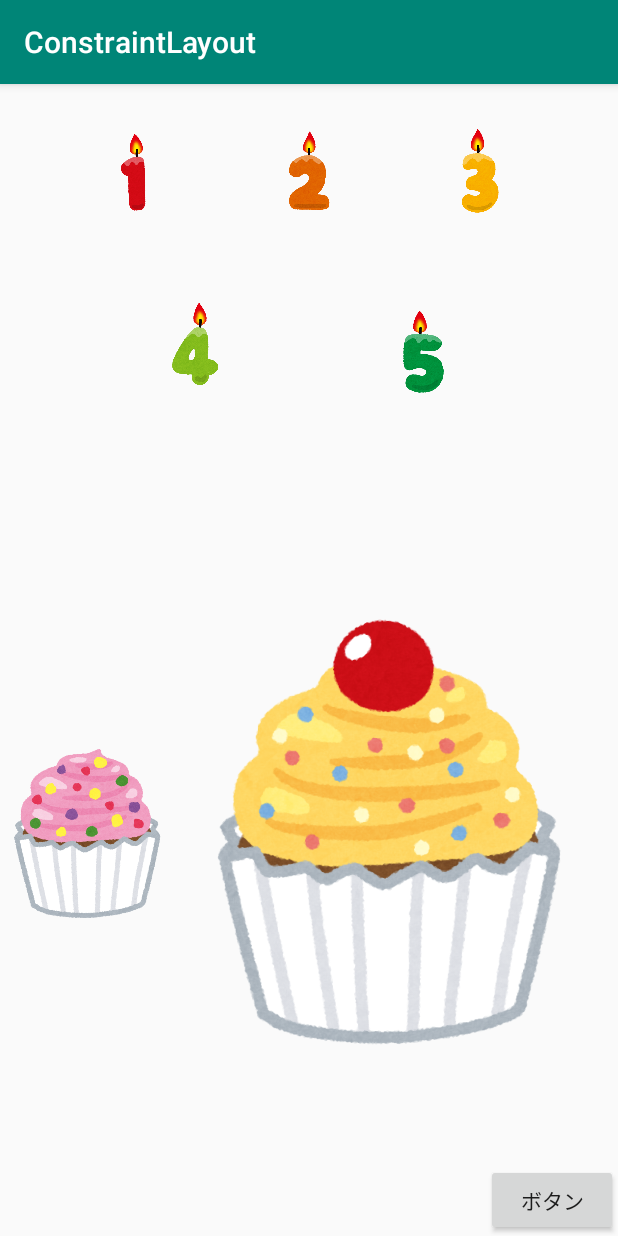
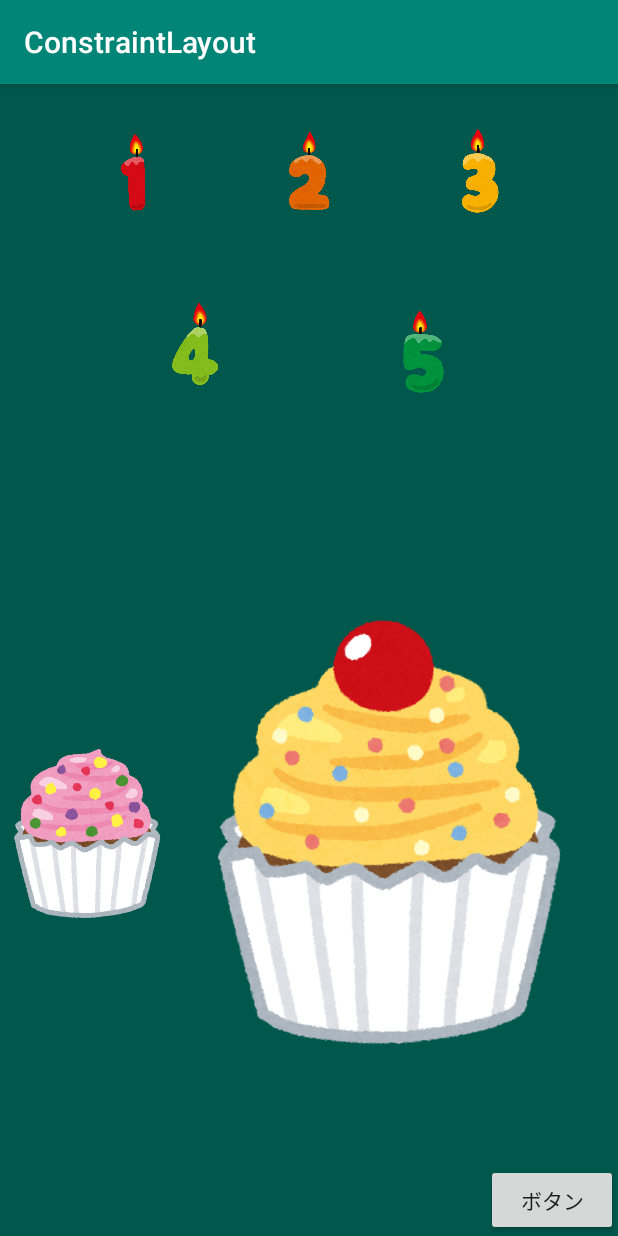
Before and after one commit to pii-programmer/trainningConstraintLayout, an Android app: the MainActivity screen opened directly, with no data from a screen before it, on a phone screen of 412 x 824 dp. Run offline under Robolectric (Android 15) with nearby library versions, the phone set to English and light mode, and no system bars.

Commit message:
request constraintlayout

```diff
--- a/app/src/main/res/layout/activity_main.xml
+++ b/app/src/main/res/layout/activity_main.xml
@@ -4,6 +4,7 @@
     xmlns:tools="http://schemas.android.com/tools"
     android:layout_width="match_parent"
     android:layout_height="match_parent"
+    android:background="@color/colorPrimaryDark"
     tools:context=".MainActivity">
 
 
@@ -12,110 +13,114 @@
         android:layout_width="wrap_content"
         android:layout_height="wrap_content"
         android:orientation="horizontal"
-        app:layout_constraintGuide_percent="0.3"/>
+        android:visibility="invisible"
+        app:layout_constraintGuide_percent="0.3" />
 
     <androidx.constraintlayout.widget.Guideline
         android:id="@+id/guideline015"
         android:layout_width="wrap_content"
         android:layout_height="wrap_content"
         android:orientation="horizontal"
-        app:layout_constraintGuide_percent="0.15"/>
+        android:visibility="invisible"
+        app:layout_constraintGuide_percent="0.15"
+        />
 
     <androidx.constraintlayout.widget.Guideline
         android:id="@+id/guideline37"
         android:layout_width="wrap_content"
         android:layout_height="wrap_content"
         android:orientation="vertical"
+        android:visibility="invisible"
         app:layout_constraintGuide_percent="0.3" />
 
     <ImageView
         android:id="@+id/number1"
         android:layout_width="0dp"
+        android:layout_height="0dp"
+        android:src="@drawable/number1"
         app:layout_constraintWidth_percent="0.1"
-        android:layout_height="0dp"
         app:layout_constraintHeight_percent="0.12"
         app:layout_constraintHorizontal_chainStyle="spread"
         app:layout_constraintTop_toTopOf="parent"
         app:layout_constraintBottom_toBottomOf="@id/guideline015"
         app:layout_constraintStart_toStartOf="parent"
-        app:layout_constraintEnd_toStartOf="@+id/number2"
-        android:src="@drawable/number1"/>
+        app:layout_constraintEnd_toStartOf="@+id/number2" />
 
     <ImageView
         android:id="@+id/number2"
         android:layout_width="0dp"
+        android:layout_height="0dp"
+        android:src="@drawable/number2"
         app:layout_constraintWidth_percent="0.1"
-        android:layout_height="0dp"
         app:layout_constraintHeight_percent="0.12"
         app:layout_constraintHorizontal_chainStyle="spread"
         app:layout_constraintTop_toTopOf="@id/number1"
         app:layout_constraintBottom_toBottomOf="@id/number1"
         app:layout_constraintStart_toEndOf="@id/number1"
-        app:layout_constraintEnd_toStartOf="@id/number3"
-        android:src="@drawable/number2"/>
+        app:layout_constraintEnd_toStartOf="@id/number3" />
 
     <ImageView
         android:id="@+id/number3"
         android:layout_width="0dp"
+        android:layout_height="0dp"
+        android:src="@drawable/number3"
         app:layout_constraintWidth_percent="0.1"
-        android:layout_height="0dp"
         app:layout_constraintHeight_percent="0.12"
         app:layout_constraintHorizontal_chainStyle="spread"
         app:layout_constraintTop_toTopOf="@id/number1"
         app:layout_constraintBottom_toBottomOf="@id/number1"
         app:layout_constraintStart_toEndOf="@+id/number2"
-        app:layout_constraintEnd_toEndOf="parent"
-        android:src="@drawable/number3"/>
+        app:layout_constraintEnd_toEndOf="parent" />
 
     <ImageView
         android:id="@+id/number4"
         android:layout_width="0dp"
+        android:layout_height="0dp"
+        android:src="@drawable/number4"
         app:layout_constraintWidth_percent="0.1"
-        android:layout_height="0dp"
         app:layout_constraintHeight_percent="0.12"
         app:layout_constraintHorizontal_chainStyle="spread"
         app:layout_constraintBottom_toBottomOf="@id/guideline03"
         app:layout_constraintTop_toTopOf="@+id/guideline015"
         app:layout_constraintEnd_toStartOf="@+id/number5"
-        app:layout_constraintStart_toStartOf="parent"
-        android:src="@drawable/number4"/>
+        app:layout_constraintStart_toStartOf="parent" />
 
     <ImageView
         android:id="@+id/number5"
         android:layout_width="0dp"
+        android:layout_height="0dp"
+        android:src="@drawable/number5"
         app:layout_constraintWidth_percent="0.1"
-        android:layout_height="0dp"
         app:layout_constraintHeight_percent="0.12"
         app:layout_constraintHorizontal_chainStyle="spread"
         app:layout_constraintBottom_toBottomOf="@id/guideline03"
         app:layout_constraintTop_toTopOf="@+id/number4"
         app:layout_constraintEnd_toEndOf="parent"
-        app:layout_constraintStart_toEndOf="@+id/number4"
-        android:src="@drawable/number5"/>
+        app:layout_constraintStart_toEndOf="@+id/number4" />
 
     <ImageView
         android:id="@+id/cake30"
         android:layout_width="0dp"
+        android:layout_height="0dp"
+        android:src="@drawable/cake30"
         app:layout_constraintWidth_percent="0.3"
-        android:layout_height="0dp"
         app:layout_constraintHeight_percent="0.3"
         app:layout_constraintEnd_toEndOf="@+id/guideline37"
         app:layout_constraintStart_toStartOf="parent"
         app:layout_constraintBottom_toBottomOf="parent"
-        app:layout_constraintTop_toTopOf="@id/guideline03"
-        android:src="@drawable/cake30"/>
+        app:layout_constraintTop_toTopOf="@id/guideline03" />
 
     <ImageView
         android:id="@+id/cake70"
         android:layout_width="0dp"
+        android:layout_height="0dp"
+        android:src="@drawable/cake70"
         app:layout_constraintWidth_percent="0.7"
-        android:layout_height="0dp"
         app:layout_constraintHeight_percent="0.7"
         app:layout_constraintStart_toStartOf="@+id/guideline37"
         app:layout_constraintEnd_toEndOf="parent"
         app:layout_constraintTop_toTopOf="@id/guideline03"
-        app:layout_constraintBottom_toBottomOf="parent"
-        android:src="@drawable/cake70"/>
+        app:layout_constraintBottom_toBottomOf="parent" />
 
     <Button
         android:layout_width="wrap_content"
```
